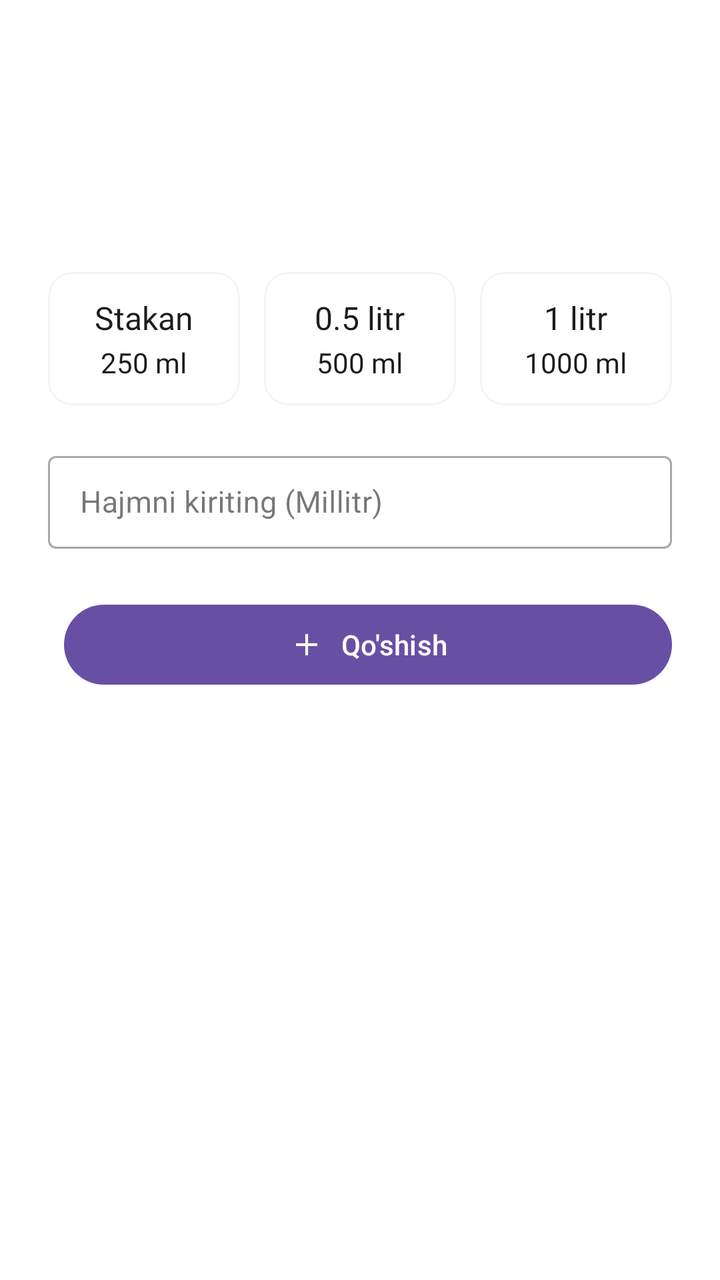
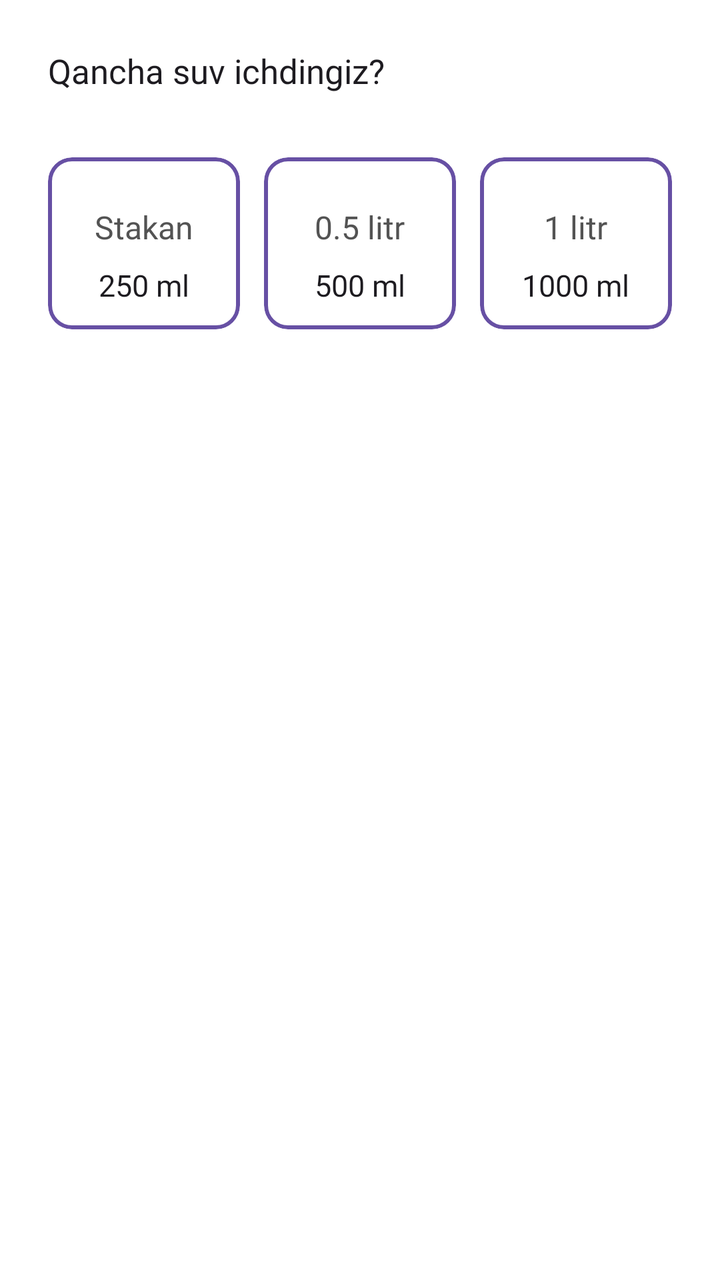

Compare the two renders of this Android layout. The source of the first and the diff that turns it into the second are given below.
<!-- AndroidManifest.xml: application theme Theme.Ozamiz -->
<!-- res/layout/dialog_log_water.xml -->
<?xml version="1.0" encoding="utf-8"?>
<LinearLayout xmlns:android="http://schemas.android.com/apk/res/android"
    xmlns:app="http://schemas.android.com/apk/res-auto"
    android:layout_width="match_parent"
    android:layout_height="wrap_content"
    android:background="?colorSurfaceContainerLowest"
    android:orientation="vertical"
    android:padding="24dp">

    <ImageView
        android:layout_width="80dp"
        android:layout_height="100dp"
        android:src="@drawable/water_full_24px"
        android:layout_gravity="center"
        app:tint="@color/blue" />
    <TextView
        style="@style/Title2_20"
        android:layout_width="wrap_content"
        android:layout_height="wrap_content"
        android:layout_gravity="center_horizontal"
        android:visibility="gone"
        android:layout_marginBottom="20dp"
        android:text="@string/log_water_title"
        android:textColor="?colorOnSurface" />

    <TextView
        style="@style/Text1_16"
        android:layout_width="wrap_content"
        android:layout_height="wrap_content"
        android:layout_marginBottom="12dp"
        android:visibility="gone"
        android:drawablePadding="@dimen/dimen_8"
        android:text="Suvni ovqatdan 20 minut olding iching"
        android:textColor="#AC5F00"
        android:drawableTint="@color/yellow"
        app:drawableStartCompat="@drawable/info_ic" />

    <LinearLayout
        android:layout_width="match_parent"
        android:layout_height="wrap_content"
        android:layout_marginTop="@dimen/dimen_12"
        android:baselineAligned="false"
        android:orientation="horizontal">

        <com.google.android.material.card.MaterialCardView
            android:id="@+id/card_glass"
            style="@style/WaterPresetCard">

            <LinearLayout
                android:background="@color/white"
                style="@style/WaterPresetLayout">

                <ImageView
                    style="@style/WaterPresetIcon"
                    android:visibility="gone"
                    android:src="@drawable/water_full_24px" />

                <TextView
                    style="@style/WaterPresetLabel"
                    android:text="@string/water_preset_glass" />

                <TextView
                    style="@style/WaterPresetAmount"
                    android:text="@string/water_amount_glass" />
            </LinearLayout>
        </com.google.android.material.card.MaterialCardView>

        <com.google.android.material.card.MaterialCardView
            android:id="@+id/card_small_bottle"
            style="@style/WaterPresetCard"
            android:layout_marginStart="12dp"
            android:layout_marginEnd="12dp">

            <LinearLayout style="@style/WaterPresetLayout"
                android:background="@color/white"
                >

                <ImageView
                    style="@style/WaterPresetIcon"
                    android:visibility="gone"
                    android:src="@drawable/bottle_mini" />

                <TextView
                    style="@style/WaterPresetLabel"
                    android:gravity="center"
                    android:text="0.5 litr" />

                <TextView
                    style="@style/WaterPresetAmount"
                    android:text="@string/water_amount_small_bottle" />
            </LinearLayout>
        </com.google.android.material.card.MaterialCardView>

        <com.google.android.material.card.MaterialCardView
            android:id="@+id/card_large_bottle"
            style="@style/WaterPresetCard">

            <LinearLayout
                android:background="@color/white"
                style="@style/WaterPresetLayout">

                <ImageView
                    style="@style/WaterPresetIcon"
                    android:visibility="gone"
                    android:src="@drawable/water_bottle_24px" />

                <TextView
                    style="@style/WaterPresetLabel"
                    android:text="1 litr" />

                <TextView
                    style="@style/WaterPresetAmount"
                    android:text="@string/water_amount_large_bottle" />
            </LinearLayout>
        </com.google.android.material.card.MaterialCardView>

    </LinearLayout>

    <com.google.android.material.textfield.TextInputLayout
        android:id="@+id/textInputLayout_waterAmount"
        style="@style/Widget.MaterialComponents.TextInputLayout.OutlinedBox.Dense"
        android:layout_width="match_parent"
        android:layout_height="wrap_content"
        android:layout_marginTop="20dp"
        android:hint="@string/enter_water_amount_hint"
        app:suffixText="ml">

        <com.google.android.material.textfield.TextInputEditText
            android:id="@+id/editText_waterAmount"
            android:layout_width="match_parent"
            android:layout_height="wrap_content"
            android:imeOptions="actionDone"
            android:textSize="15sp"
            android:inputType="number"
            android:maxLength="5" />
    </com.google.android.material.textfield.TextInputLayout>

    <LinearLayout
        android:layout_width="match_parent"
        android:layout_height="wrap_content"
        android:layout_marginTop="24dp"
        android:orientation="horizontal">

        <com.google.android.material.button.MaterialButton
            android:id="@+id/button_cancel_water"
            style="@style/Widget.Material3.Button.TextButton"
            android:layout_width="0dp"
            android:visibility="gone"
            android:layout_height="wrap_content"
            android:layout_marginEnd="8dp"
            android:layout_weight="1"
            android:text="@string/cancel" />

        <com.google.android.material.button.MaterialButton
            android:id="@+id/button_add_water_confirm"
            style="@style/Widget.Material3.Button"
            android:layout_width="0dp"
            app:icon="@drawable/add_ic"
            app:iconGravity="textStart"
            android:layout_height="wrap_content"
            android:layout_marginStart="8dp"
            android:layout_weight="1"
            android:text="@string/add" />
    </LinearLayout>

</LinearLayout>
<!-- resources referenced by this layout -->
<resources>
  <color name="yellow">#CD8902</color>
  <!-- drawable add_ic (drawable) -->
  <vector xmlns:android="http://schemas.android.com/apk/res/android"
      android:width="24dp"
      android:height="24dp"
      android:viewportWidth="960"
      android:viewportHeight="960"
      android:tint="?attr/colorControlNormal">
    <path
        android:fillColor="@android:color/white"
        android:pathData="M440,520L200,520L200,440L440,440L440,200L520,200L520,440L760,440L760,520L520,520L520,760L440,760L440,520Z"/>
  </vector>
  <string name="add">Qo\'shish</string>
  <string name="cancel">Bekor qilish</string>
  <string name="enter_water_amount_hint">Hajmni kiriting (Millitr)</string>
  <style name="Title2_20">
          <item name="android:textSize">20sp</item>
          <item name="android:fontFamily">@font/roboto_medium</item>
  
      </style>
  <style name="WaterPresetAmount" parent="Text1_14">
              <item name="android:layout_width">wrap_content</item>
              <item name="android:layout_height">wrap_content</item>
              <item name="android:textColor">?colorOnSurface</item>
              <item name="android:layout_marginTop">2dp</item>
          </style>
  <style name="WaterPresetCard" parent="Widget.Material3.CardView.Outlined">
              <item name="android:layout_width">0dp</item>
              <item name="android:layout_height">wrap_content</item>
              <item name="android:layout_weight">1</item>
              <item name="cardCornerRadius">12dp</item>
              <item name="android:clickable">true</item>
              <item name="android:focusable">true</item>
              <item name="android:foreground">?attr/selectableItemBackground</item>
              <item name="cardBackgroundColor">@color/white</item>
              <item name="strokeWidth">1dp</item>
              <item name="strokeColor">?colorOutlineVariant</item>
          </style>
  <style name="WaterPresetIcon">
              <item name="android:layout_width">32dp</item>
              <item name="android:layout_height">32dp</item>
              <item name="android:layout_marginBottom">8dp</item>
          </style>
  <style name="WaterPresetLabel" parent="Headline2_16">
              <item name="android:layout_width">wrap_content</item>
              <item name="android:layout_height">wrap_content</item>
              <item name="android:textColor">?colorOnSurface</item>
          </style>
  <style name="WaterPresetLayout">
              <item name="android:layout_width">match_parent</item>
              <item name="android:layout_height">wrap_content</item>
              <item name="android:orientation">vertical</item>
              <item name="android:padding">12dp</item>
              <item name="background">@color/white</item>
              <item name="android:gravity">center</item>
          </style>
  <style name="Text1_14">
          <item name="android:textSize">14sp</item>
          <item name="android:fontFamily">@font/roboto_regular</item>
      </style>
  <style name="Headline2_16">
          <item name="android:textSize">16sp</item>
          <item name="android:fontFamily">@font/roboto_medium</item>
      </style>
  <style name="Base.Ozamiz" parent="Theme.Material3.Light.NoActionBar">
  
          <item name="backgroundColor">?colorSurface</item>
          <item name="android:windowBackground">?backgroundColor</item>
          <item name="android:statusBarColor">?colorSurfaceContainerLowest</item>
          <item name="android:windowLightStatusBar">true</item>
  
          <item name="colorPrimary">#6750A4</item>
          <item name="colorOnPrimary">#FFFFFF</item>
          <item name="colorPrimaryContainer">#EADDFF</item>
          <item name="colorOnPrimaryContainer">#21005D</item>
          <item name="colorSecondary">#625B71</item>
          <item name="colorOnSecondary">#FFFFFF</item>
          <item name="colorSecondaryContainer">#E8DEF8</item>
          <item name="colorOnSecondaryContainer">#1D192B</item>
          <item name="colorTertiary">#7D5260</item>
          <item name="colorOnTertiary">#FFFFFF</item>
          <item name="colorTertiaryContainer">#FFD8E4</item>
          <item name="colorOnTertiaryContainer">#31111D</item>
          <item name="colorError">#B3261E</item>
          <item name="colorOnError">#FFFFFF</item>
          <item name="colorErrorContainer">#FFDAD6</item>
          <item name="colorOnErrorContainer">#410002</item>
  
          <item name="colorPrimaryFixed">#EADDFF</item>
          <item name="colorPrimaryFixedDim">#D0BCFF</item>
          <item name="colorOnPrimaryFixed">#21005D</item>
          <item name="colorOnPrimaryFixedVariant">#6750A4</item>
          <item name="colorSecondaryFixed">#E8DEF8</item>
          <item name="colorSecondaryFixedDim">#CCC2DC</item>
          <item name="colorOnSecondaryFixed">#1D192B</item>
          <item name="colorOnSecondaryFixedVariant">#4A4458</item>
  
          <item name="colorTertiaryFixed">#FFD8E4</item>
          <item name="colorTertiaryFixedDim">#EFB8C8</item>
          <item name="colorOnTertiaryFixed">#31111D</item>
          <item name="colorOnTertiaryFixedVariant">#7D5260</item>
  
          <item name="colorOutline">#979797</item>
          <item name="colorOutlineVariant">#FDF4F4F4</item>
  
          <item name="colorSurfaceDim">#DED8E1</item>
          <item name="colorSurface">#FFFFFF</item>
          <item name="colorSurfaceBright">#FEF7FF</item>
  
          <item name="colorSurfaceContainerLowest">#FFFFFF</item>
          <item name="colorSurfaceContainerLow">#F7F2FA</item>
          <item name="colorSurfaceContainer">#F3EDF7</item>
          <item name="colorSurfaceContainerHigh">#E6E0EC</item>
          <item name="colorSurfaceContainerHighest">#DED8E1</item>
          <item name="colorOnSurface">#1D1B20</item>
          <item name="colorOnSurfaceVariant">#6C6C6C</item>
  
          <item name="colorSurfaceInverse">#322F35</item>
          <item name="colorOnSurfaceInverse">#F5EFF7</item>
  
          <item name="contentScrim">#000000</item>
          <item name="android:shadowColor">#000000</item>
      </style>
  <!-- unchanged entries left out for length: 15 -->
</resources>

<!-- the commit's change to res/layout/dialog_log_water.xml (unified diff, before → after) -->
@@ -3,22 +3,19 @@
     xmlns:app="http://schemas.android.com/apk/res-auto"
     android:layout_width="match_parent"
     android:layout_height="wrap_content"
-    android:background="?colorSurfaceContainerLowest"
+    android:background="@drawable/round_lay"
+    android:backgroundTint="?colorSurfaceContainerLowest"
     android:orientation="vertical"
-    android:padding="24dp">
+    android:paddingHorizontal="@dimen/dimen_24"
+    android:paddingBottom="64dp"
+    android:paddingTop="24dp">
 
-    <ImageView
-        android:layout_width="80dp"
-        android:layout_height="100dp"
-        android:src="@drawable/water_full_24px"
-        android:layout_gravity="center"
-        app:tint="@color/blue" />
+
     <TextView
-        style="@style/Title2_20"
+        style="@style/Title3_17"
         android:layout_width="wrap_content"
         android:layout_height="wrap_content"
-        android:layout_gravity="center_horizontal"
-        android:visibility="gone"
+        android:layout_gravity="start"
         android:layout_marginBottom="20dp"
         android:text="@string/log_water_title"
         android:textColor="?colorOnSurface" />
@@ -52,7 +49,6 @@
 
                 <ImageView
                     style="@style/WaterPresetIcon"
-                    android:visibility="gone"
                     android:src="@drawable/water_full_24px" />
 
                 <TextView
@@ -77,7 +73,6 @@
 
                 <ImageView
                     style="@style/WaterPresetIcon"
-                    android:visibility="gone"
                     android:src="@drawable/bottle_mini" />
 
                 <TextView
@@ -101,7 +96,6 @@
 
                 <ImageView
                     style="@style/WaterPresetIcon"
-                    android:visibility="gone"
                     android:src="@drawable/water_bottle_24px" />
 
                 <TextView
@@ -116,51 +110,5 @@
 
     </LinearLayout>
 
-    <com.google.android.material.textfield.TextInputLayout
-        android:id="@+id/textInputLayout_waterAmount"
-        style="@style/Widget.MaterialComponents.TextInputLayout.OutlinedBox.Dense"
-        android:layout_width="match_parent"
-        android:layout_height="wrap_content"
-        android:layout_marginTop="20dp"
-        android:hint="@string/enter_water_amount_hint"
-        app:suffixText="ml">
-
-        <com.google.android.material.textfield.TextInputEditText
-            android:id="@+id/editText_waterAmount"
-            android:layout_width="match_parent"
-            android:layout_height="wrap_content"
-            android:imeOptions="actionDone"
-            android:textSize="15sp"
-            android:inputType="number"
-            android:maxLength="5" />
-    </com.google.android.material.textfield.TextInputLayout>
-
-    <LinearLayout
-        android:layout_width="match_parent"
-        android:layout_height="wrap_content"
-        android:layout_marginTop="24dp"
-        android:orientation="horizontal">
-
-        <com.google.android.material.button.MaterialButton
-            android:id="@+id/button_cancel_water"
-            style="@style/Widget.Material3.Button.TextButton"
-            android:layout_width="0dp"
-            android:visibility="gone"
-            android:layout_height="wrap_content"
-            android:layout_marginEnd="8dp"
-            android:layout_weight="1"
-            android:text="@string/cancel" />
-
-        <com.google.android.material.button.MaterialButton
-            android:id="@+id/button_add_water_confirm"
-            style="@style/Widget.Material3.Button"
-            android:layout_width="0dp"
-            app:icon="@drawable/add_ic"
-            app:iconGravity="textStart"
-            android:layout_height="wrap_content"
-            android:layout_marginStart="8dp"
-            android:layout_weight="1"
-            android:text="@string/add" />
-    </LinearLayout>
 
 </LinearLayout>
<!-- resource entries referenced after the edit -->
@@ -1,32 +1,27 @@
 <!-- resources referenced by this layout -->
 <resources>
-  <color name="yellow">#CD8902</color>
-  <!-- drawable add_ic (drawable) -->
-  <vector xmlns:android="http://schemas.android.com/apk/res/android"
-      android:width="24dp"
-      android:height="24dp"
-      android:viewportWidth="960"
-      android:viewportHeight="960"
-      android:tint="?attr/colorControlNormal">
-    <path
-        android:fillColor="@android:color/white"
-        android:pathData="M440,520L200,520L200,440L440,440L440,200L520,200L520,440L760,440L760,520L520,520L520,760L440,760L440,520Z"/>
-  </vector>
-  <string name="add">Qo\'shish</string>
-  <string name="cancel">Bekor qilish</string>
-  <string name="enter_water_amount_hint">Hajmni kiriting (Millitr)</string>
-  <style name="Title2_20">
-          <item name="android:textSize">20sp</item>
+  <color name="yellow">#FFB116</color>
+  <dimen name="dimen_24">24dp</dimen>
+  <!-- drawable round_lay (drawable) -->
+  <?xml version="1.0" encoding="utf-8"?>
+  <shape xmlns:android="http://schemas.android.com/apk/res/android">
+  <corners android:radius="@dimen/dimen_12"/>
+      <solid android:color="?backgroundColor"/>
+  </shape>
+  <style name="Title3_17">
+          <item name="android:textSize">17sp</item>
           <item name="android:fontFamily">@font/roboto_medium</item>
+      </style>
   
-      </style>
-  <style name="WaterPresetAmount" parent="Text1_14">
+      //Headline
+  <style name="WaterPresetAmount" parent="Headline3_15">
               <item name="android:layout_width">wrap_content</item>
               <item name="android:layout_height">wrap_content</item>
               <item name="android:textColor">?colorOnSurface</item>
-              <item name="android:layout_marginTop">2dp</item>
+              <item name="android:layout_marginTop">8dp</item>
+  
           </style>
-  <style name="WaterPresetCard" parent="Widget.Material3.CardView.Outlined">
+  <style name="WaterPresetCard" parent="Widget.Material3.CardView.Filled">
               <item name="android:layout_width">0dp</item>
               <item name="android:layout_height">wrap_content</item>
               <item name="android:layout_weight">1</item>
@@ -34,45 +29,46 @@
               <item name="android:clickable">true</item>
               <item name="android:focusable">true</item>
               <item name="android:foreground">?attr/selectableItemBackground</item>
-              <item name="cardBackgroundColor">@color/white</item>
-              <item name="strokeWidth">1dp</item>
-              <item name="strokeColor">?colorOutlineVariant</item>
+              <item name="cardBackgroundColor">?colorSurfaceContainer</item>
+              <item name="strokeWidth">2dp</item>
+              <item name="strokeColor">?colorPrimary</item>
           </style>
   <style name="WaterPresetIcon">
-              <item name="android:layout_width">32dp</item>
-              <item name="android:layout_height">32dp</item>
+              <item name="android:tint">?colorPrimary</item>
+              <item name="android:layout_width">@dimen/dimen_24</item>
+              <item name="android:layout_height">@dimen/dimen_24</item>
               <item name="android:layout_marginBottom">8dp</item>
+              <item name="android:visibility">gone</item>
           </style>
-  <style name="WaterPresetLabel" parent="Headline2_16">
+  <style name="WaterPresetLabel" parent="Text1_16">
               <item name="android:layout_width">wrap_content</item>
               <item name="android:layout_height">wrap_content</item>
-              <item name="android:textColor">?colorOnSurface</item>
+              <item name="android:textColor">?colorOnSurfaceVariant</item>
+              <item name="android:layout_marginTop">@dimen/dimen_12</item>
           </style>
   <style name="WaterPresetLayout">
               <item name="android:layout_width">match_parent</item>
               <item name="android:layout_height">wrap_content</item>
               <item name="android:orientation">vertical</item>
               <item name="android:padding">12dp</item>
-              <item name="background">@color/white</item>
               <item name="android:gravity">center</item>
           </style>
-  <style name="Text1_14">
-          <item name="android:textSize">14sp</item>
-          <item name="android:fontFamily">@font/roboto_regular</item>
-      </style>
-  <style name="Headline2_16">
-          <item name="android:textSize">16sp</item>
+  <style name="Headline3_15">
+          <item name="android:textSize">15sp</item>
           <item name="android:fontFamily">@font/roboto_medium</item>
       </style>
+  
+      //Text
   <style name="Base.Ozamiz" parent="Theme.Material3.Light.NoActionBar">
   
           <item name="backgroundColor">?colorSurface</item>
           <item name="android:windowBackground">?backgroundColor</item>
           <item name="android:statusBarColor">?colorSurfaceContainerLowest</item>
-          <item name="android:windowLightStatusBar">true</item>
+          <item name="android:windowLightStatusBar">false</item>
   
           <item name="colorPrimary">#6750A4</item>
           <item name="colorOnPrimary">#FFFFFF</item>
+          <item name="colorPrimaryVariant">#613D88</item>
           <item name="colorPrimaryContainer">#EADDFF</item>
           <item name="colorOnPrimaryContainer">#21005D</item>
           <item name="colorSecondary">#625B71</item>
@@ -88,7 +84,7 @@
           <item name="colorErrorContainer">#FFDAD6</item>
           <item name="colorOnErrorContainer">#410002</item>
   
-          <item name="colorPrimaryFixed">#EADDFF</item>
+          <item name="colorPrimaryFixed">#6750A4</item>
           <item name="colorPrimaryFixedDim">#D0BCFF</item>
           <item name="colorOnPrimaryFixed">#21005D</item>
           <item name="colorOnPrimaryFixedVariant">#6750A4</item>
@@ -115,7 +111,7 @@
           <item name="colorSurfaceContainerHigh">#E6E0EC</item>
           <item name="colorSurfaceContainerHighest">#DED8E1</item>
           <item name="colorOnSurface">#1D1B20</item>
-          <item name="colorOnSurfaceVariant">#6C6C6C</item>
+          <item name="colorOnSurfaceVariant">#535353</item>
   
           <item name="colorSurfaceInverse">#322F35</item>
           <item name="colorOnSurfaceInverse">#F5EFF7</item>
